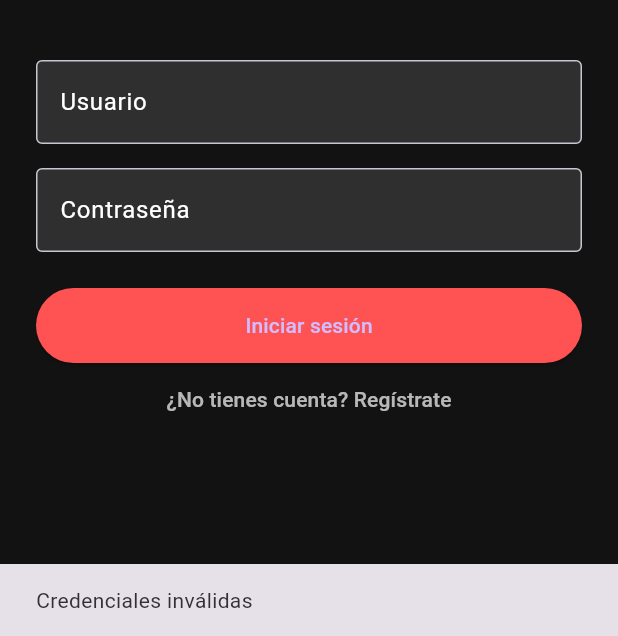
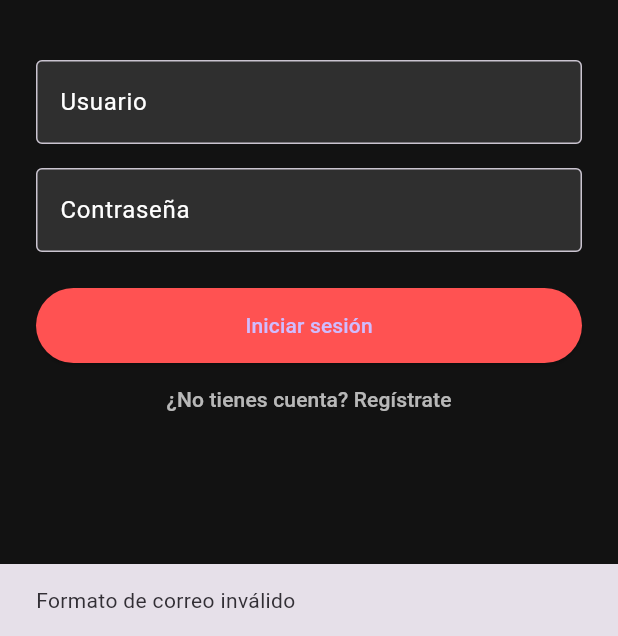
Before and after one commit to DKcatotin/Cine-Libre-, a Flutter app: the screen it shows after launch, after a tap on "Iniciar sesión", on a phone screen of 412 x 824 dp, the part 600-1236 px from its top. Run offline on Flutter 3.47's test engine with Material 3 defaults, Android fonts, the phone set to English and light mode, and no system bars; our stand-ins replace cloud_firestore, firebase_auth, firebase_core, logger, webview_flutter, youtube_player_flutter; accounts and stored records are empty; network calls fail.

Commit message:
cambios de login con firebase

```diff
--- a/lib/main.dart
+++ b/lib/main.dart
@@ -1,8 +1,17 @@
 import 'package:flutter/material.dart';
+import 'package:firebase_core/firebase_core.dart';
 import 'pages/home_page.dart';
-import 'pages/login_page.dart'; // ✅ Asegúrate de importar correctamente
+import 'pages/login_page.dart';
+import 'firebase_options.dart'; // ✅ Asegúrate de tener este archivo generado por Firebase CLI
 
-void main() {
+void main() async {
+  WidgetsFlutterBinding.ensureInitialized();
+
+  // Inicializa Firebase
+  await Firebase.initializeApp(
+    options: DefaultFirebaseOptions.currentPlatform,
+  );
+
   runApp(const CineLibreApp());
 }
 
@@ -15,10 +24,10 @@ class CineLibreApp extends StatelessWidget {
       debugShowCheckedModeBanner: false,
       title: 'CineLibre',
       theme: ThemeData.dark(),
-      initialRoute: '/login', // ✅ Ahora inicia en la pantalla de login
+      initialRoute: '/login',
       routes: {
-        '/login': (context) => const LoginPage(), // ✅ Define la ruta de login
-        '/home': (context) => const HomePage(), // ✅ Define la ruta del Home
+        '/login': (context) => const LoginPage(),
+        '/home': (context) => const HomePage(),
       },
     );
   }
--- a/lib/pages/login_page.dart
+++ b/lib/pages/login_page.dart
@@ -1,8 +1,11 @@
 import 'package:cine_libre/pages/register_page.dart';
+import 'package:firebase_auth/firebase_auth.dart';
 import 'package:flutter/material.dart';
-import '../services/auth_service.dart';
+//import '../services/auth_service.dart';
 import 'home_page.dart';
 import '../widgets/app_logo.dart';
+import 'package:cloud_firestore/cloud_firestore.dart';
+
 
 class LoginPage extends StatefulWidget {
   const LoginPage({super.key});
@@ -14,25 +17,72 @@ class LoginPage extends StatefulWidget {
 class _LoginPageState extends State<LoginPage> {
   final _userCtrl = TextEditingController();
   final _passCtrl = TextEditingController();
-  final _authService = AuthService();
+  //final _authService = AuthService();
 
-  void _handleLogin() {
-    final user = _userCtrl.text;
-    final pass = _passCtrl.text;
+ void _handleLogin() async {
+  final email = _userCtrl.text.trim();
+  final password = _passCtrl.text.trim();
+if (!RegExp(r'\S+@\S+\.\S+').hasMatch(email)) {
+  ScaffoldMessenger.of(context).showSnackBar(
+    const SnackBar(content: Text('Formato de correo inválido')),
+  );
+  return;
+}
 
-    final isValid = _authService.login(user, pass);
+  try {
+    final credential = await FirebaseAuth.instance.signInWithEmailAndPassword(
+      email: email,
+      password: password,
+    );
 
-    if (isValid) {
+    final user = credential.user;
+    if (user != null) {
+      // Leer datos del usuario desde Firestore
+      final userDoc = await FirebaseFirestore.instance
+          .collection('usuarios')
+          .doc(user.uid)
+          .get();
+
+      final userData = userDoc.data();
+      if (userData != null) {
+        debugPrint("Nombre: ${userData['nombre']}");
+        debugPrint("Usuario: ${userData['usuario']}");
+        // Puedes pasar estos datos al HomePage si quieres
+      }
+    }
+
+    if (!mounted) return;
+
     Navigator.pushReplacement(
       context,
       MaterialPageRoute(builder: (_) => const HomePage()),
     );
-    } else {
+  } on FirebaseAuthException catch (e) {
+  String message = 'Error al iniciar sesión';
+  switch (e.code) {
+    case 'user-not-found':
+      message = 'Usuario no encontrado';
+      break;
+    case 'wrong-password':
+      message = 'Contraseña incorrecta';
+      break;
+    case 'invalid-email':
+      message = 'Formato de correo no válido';
+      break;
+    case 'too-many-requests':
+      message = 'Demasiados intentos, intenta más tarde';
+      break;
+    default:
+      message = 'Error desconocido';
+  }
+
+  if (!mounted) return;
   ScaffoldMessenger.of(context).showSnackBar(
-        const SnackBar(content: Text('Credenciales inválidas')),
+    SnackBar(content: Text(message)),
   );
 }
 }
+
 
   @override
   Widget build(BuildContext context) {
--- a/pubspec.yaml
+++ b/pubspec.yaml
@@ -38,6 +38,10 @@ dependencies:
   flutter_inappwebview: ^6.0.0
   webview_flutter: ^4.11.0
   http: ^1.4.0
+  firebase_core: 2.32.0
+  firebase_auth: 4.16.0
+  logger: ^2.5.0
+  cloud_firestore: 4.17.5
 
 dev_dependencies:
   flutter_test:
```
Also changed, not shown: lib/pages/home_page.dart (+23 -6 lines), lib/pages/register_page.dart (+38 -3 lines), lib/services/auth_service.dart (+40 -5 lines), firebase.json (added), lib/firebase_options.dart (added), pubspec.lock, 7 other files. Lines whose indentation alone changed are shown as unchanged.
